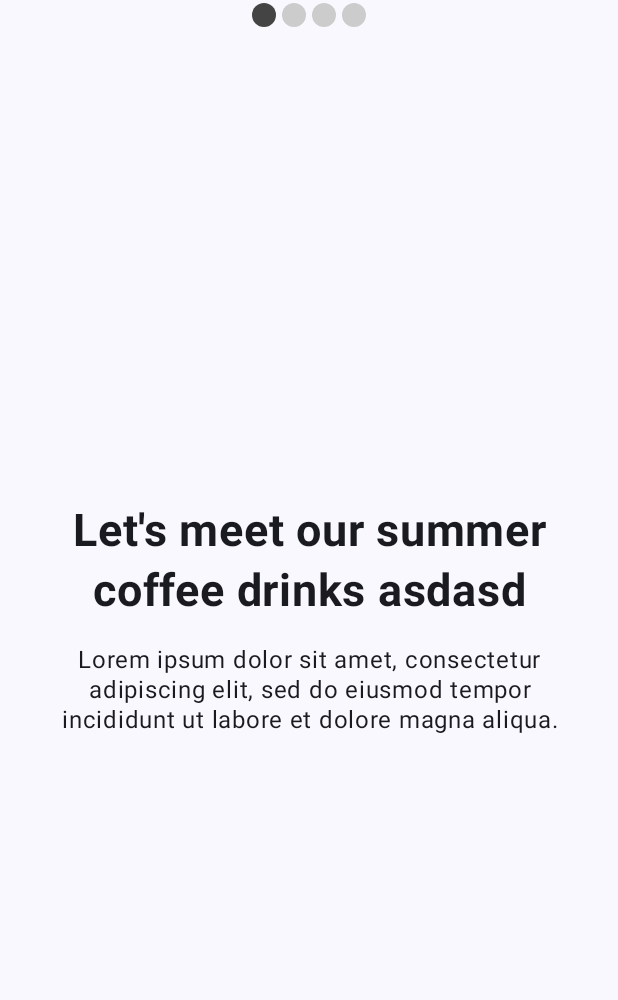
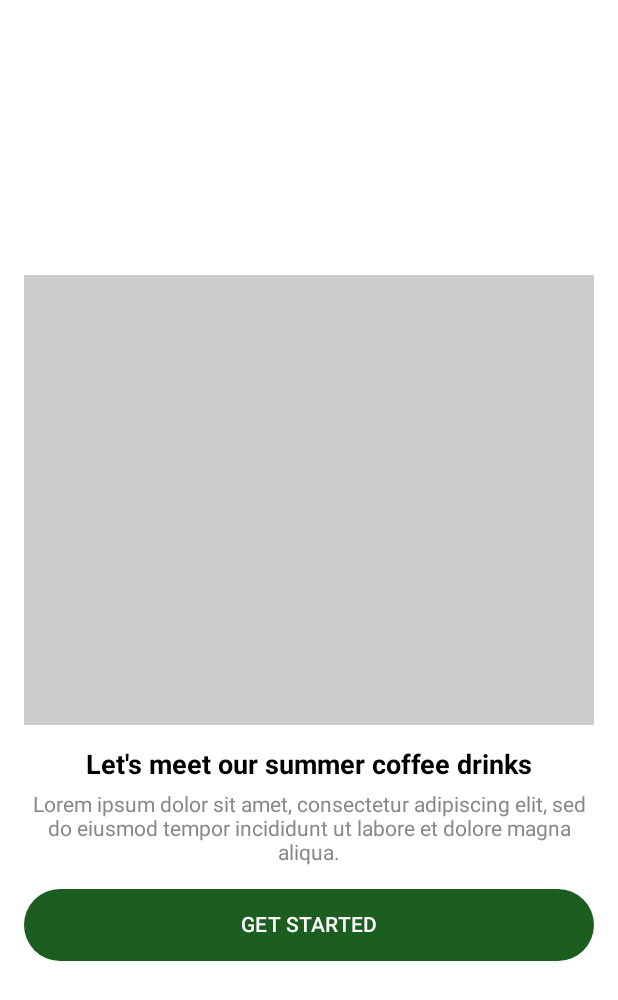
Before and after one commit to wahyufaturrizky/MyApplication, an Android app built with Jetpack Compose: the screen it shows after launch (MainActivity), on a phone screen of 412 x 824 dp. Shown: the top 1000 px of the screen. Run offline under Robolectric (Android 15) with nearby library versions, the phone set to English and light mode, and no system bars.

Commit message:
update UI style

```diff
--- a/app/src/main/java/com/example/myapplication/MainActivity.kt
+++ b/app/src/main/java/com/example/myapplication/MainActivity.kt
@@ -4,33 +4,32 @@ import android.annotation.SuppressLint
 import android.os.Bundle
 import androidx.activity.ComponentActivity
 import androidx.activity.compose.setContent
-import androidx.compose.foundation.BorderStroke
 import androidx.compose.foundation.ExperimentalFoundationApi
 import androidx.compose.foundation.background
-import androidx.compose.foundation.border
-import androidx.compose.foundation.layout.Arrangement
 import androidx.compose.foundation.layout.Box
 import androidx.compose.foundation.layout.Column
-import androidx.compose.foundation.layout.Row
+import androidx.compose.foundation.layout.Spacer
 import androidx.compose.foundation.layout.fillMaxSize
 import androidx.compose.foundation.layout.fillMaxWidth
+import androidx.compose.foundation.layout.height
 import androidx.compose.foundation.layout.padding
-import androidx.compose.foundation.layout.size
-import androidx.compose.foundation.layout.wrapContentHeight
 import androidx.compose.foundation.pager.HorizontalPager
+import androidx.compose.foundation.pager.PagerState
 import androidx.compose.foundation.pager.rememberPagerState
-import androidx.compose.foundation.shape.CircleShape
+import androidx.compose.material3.Button
+import androidx.compose.material3.ButtonDefaults
 import androidx.compose.material3.MaterialTheme
-import androidx.compose.material3.Scaffold
 import androidx.compose.material3.Surface
 import androidx.compose.material3.Text
 import androidx.compose.runtime.Composable
+import androidx.compose.ui.Alignment
 import androidx.compose.ui.Modifier
-import androidx.compose.ui.draw.clip
 import androidx.compose.ui.graphics.Color
+import androidx.compose.ui.text.TextStyle
 import androidx.compose.ui.text.font.FontWeight
 import androidx.compose.ui.text.style.TextAlign
 import androidx.compose.ui.tooling.preview.Preview
+import androidx.compose.ui.unit.Dp
 import androidx.compose.ui.unit.dp
 import androidx.compose.ui.unit.sp
 import com.example.myapplication.ui.theme.MyApplicationTheme
@@ -45,7 +44,7 @@ class MainActivity : ComponentActivity() {
                     modifier = Modifier.fillMaxSize(),
                     color = MaterialTheme.colorScheme.background
                 ) {
-                    ScaffoldMain()
+                    SummerCoffeeScreen()
                 }
             }
         }
@@ -55,73 +54,101 @@ class MainActivity : ComponentActivity() {
 @OptIn(ExperimentalFoundationApi::class)
 @SuppressLint("UnusedMaterial3ScaffoldPaddingParameter")
 @Composable
-fun ScaffoldMain() {
+fun SummerCoffeeScreen() {
+    Box(
+        modifier = Modifier
+            .fillMaxSize()
+            .background(Color.White)
+            .padding(16.dp)
+    ) {
+        Column(
+            modifier = Modifier.align(Alignment.Center),
+            horizontalAlignment = Alignment.CenterHorizontally
+        ) {
+            CustomPager(
+                modifier = Modifier
+                    .fillMaxWidth()
+                    .height(300.dp)
+            )
+            Spacer(modifier = Modifier.height(16.dp))
+            Text(
+                text = "Let's meet our summer coffee drinks",
+                style = TextStyle(
+                    color = Color.Black,
+                    fontWeight = FontWeight.Bold,
+                    fontSize = 18.sp
+                )
+            )
+            Spacer(modifier = Modifier.height(8.dp))
+            Text(
+                text = "Lorem ipsum dolor sit amet, consectetur adipiscing elit, sed do eiusmod tempor incididunt ut labore et dolore magna aliqua.",
+                style = TextStyle(
+                    color = Color.Gray,
+                    fontSize = 14.sp
+                ),
+                textAlign = TextAlign.Center
+            )
+            Spacer(modifier = Modifier.height(16.dp))
+            Button(
+                onClick = { /* Handle button click */ },
+                modifier = Modifier
+                    .fillMaxWidth()
+                    .height(48.dp),
+                colors = ButtonDefaults.buttonColors(
+                    containerColor = Color(0xFF1B5E20),
+                    contentColor = Color.White
+                )
+            ) {
+                Text(text = "GET STARTED")
+            }
+        }
+    }
+}
+
+@OptIn(ExperimentalFoundationApi::class)
+@Composable
+fun CustomPager(modifier: Modifier) {
     val pagerState = rememberPagerState(pageCount = {
-        4
+        3
     })
-    val imageModifier = Modifier
-        .size(150.dp)
-        .border(BorderStroke(1.dp, Color.Black))
-        .background(Color.Yellow)
-
-    Scaffold(
-    ) {
+    Column(modifier = modifier) {
         HorizontalPager(
             state = pagerState,
-            modifier = Modifier.fillMaxSize()
-        ) {
-            // Our page content
-            Column(
+            modifier = Modifier
+                .weight(1f)
+                .fillMaxWidth()
+        ) { page ->
+            Box(
                 modifier = Modifier
-                    .padding(24.dp),
-                verticalArrangement = Arrangement.spacedBy(0.dp),
+                    .fillMaxSize()
+                    .background(
+                        when (page) {
+                            0 -> Color.LightGray
+                            1 -> Color.Gray
+                            2 -> Color.DarkGray
+                            else -> Color.White
+                        }
+                    )
             ) {
-
-
-                Text(
-                    modifier = Modifier.padding(8.dp),
-                    textAlign = TextAlign.Center,
-                    text = "Let's meet our summer coffee drinks asdasd",
-                    fontSize = 30.sp,
-                    fontWeight = FontWeight.Bold,
-                    lineHeight = 40.sp
-
-                )
-                Text(
-                    modifier = Modifier.padding(8.dp),
-                    textAlign = TextAlign.Center,
-                    text = "Lorem ipsum dolor sit amet, consectetur adipiscing elit, sed do eiusmod tempor incididunt ut labore et dolore magna aliqua.",
-                    fontSize = 16.sp,
-                    fontWeight = FontWeight.Normal,
-                    lineHeight = 20.sp
-
-                )
+                // Add content for each page here
             }
         }
-        Row(
-            Modifier
-                .wrapContentHeight()
-                .fillMaxWidth()
-                .padding(bottom = 8.dp),
-            horizontalArrangement = Arrangement.Center,
+        HorizontalPagerIndicator(
+            pagerState = pagerState,
+            modifier = Modifier
+                .padding(16.dp)
+                .align(Alignment.CenterHorizontally),
+            activeColor = Color(0xFF1B5E20),
+            inactiveColor = Color.Gray,
+            indicatorWidth = 8.dp,
+            indicatorHeight = 8.dp
+        )
+    }
+}
 
-        ) {
-            repeat(pagerState.pageCount) { iteration ->
-                val color = if (pagerState.currentPage == iteration) Color.DarkGray else Color.LightGray
-                Box(
-                    modifier = Modifier
-                        .padding(2.dp)
-                        .clip(CircleShape)
-                        .background(color)
-                        .size(16.dp)
-                )
-            }
-        }
-
-
-
-    }
-
+@OptIn(ExperimentalFoundationApi::class)
+@Composable
+fun HorizontalPagerIndicator(pagerState: PagerState, modifier: Modifier, activeColor: Color, inactiveColor: Color, indicatorWidth: Dp, indicatorHeight: Dp) {
 
 }
 
@@ -129,6 +156,6 @@ fun ScaffoldMain() {
 @Composable
 fun GreetingPreview() {
     MyApplicationTheme {
-        ScaffoldMain()
+        SummerCoffeeScreen()
     }
 }
```
Also changed, not shown: 4 other files.
